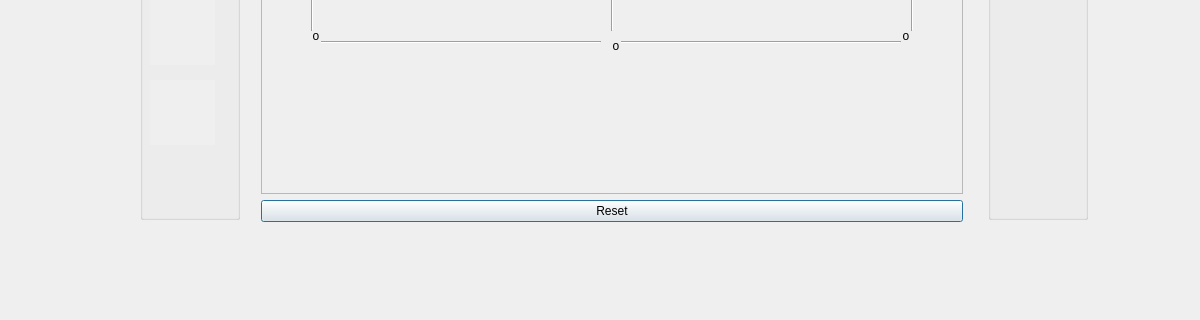
First picture: the form in Spielfeld_OF_4.ui, repository alicekre/Python_Muehle, before the edit; both pictures show x 0 to 1200 and y 580 to 900 of the 1200 by 900 pixel window.
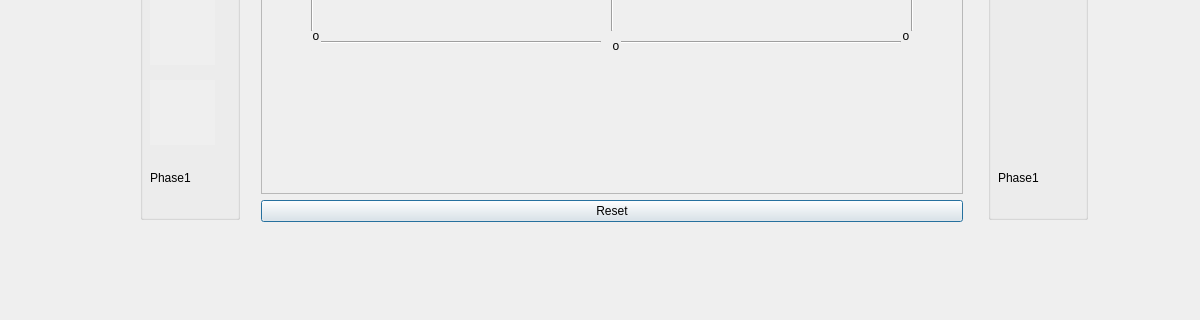
Second picture: the form after the edit. Icons and pictures are not drawn. Custom widgets are drawn as their Qt base class.

Patch:
```diff
--- a/Spielfeld_OF_4.ui
+++ b/Spielfeld_OF_4.ui
@@ -1296,6 +1296,22 @@
         <pixmap>gelb.png</pixmap>
        </property>
       </widget>
+      <widget class="phase" name="Sp2_phase">
+       <property name="geometry">
+        <rect>
+         <x>10</x>
+         <y>730</y>
+         <width>57</width>
+         <height>15</height>
+        </rect>
+       </property>
+       <property name="styleSheet">
+        <string notr="true">color: rgb(0, 0, 0);</string>
+       </property>
+       <property name="text">
+        <string>Phase1</string>
+       </property>
+      </widget>
      </widget>
     </item>
    </layout>
@@ -1651,6 +1667,22 @@
         <bool>false</bool>
        </property>
       </widget>
+      <widget class="phase" name="Sp1_phase">
+       <property name="geometry">
+        <rect>
+         <x>10</x>
+         <y>730</y>
+         <width>57</width>
+         <height>15</height>
+        </rect>
+       </property>
+       <property name="styleSheet">
+        <string notr="true">color: rgb(0, 0, 0);</string>
+       </property>
+       <property name="text">
+        <string>Phase1</string>
+       </property>
+      </widget>
      </widget>
     </item>
     <item>
@@ -1680,6 +1712,11 @@
    <extends>QLabel</extends>
    <header>playing_field_label.h</header>
   </customwidget>
+  <customwidget>
+   <class>phase</class>
+   <extends>QLabel</extends>
+   <header>phase.h</header>
+  </customwidget>
  </customwidgets>
  <resources/>
  <connections>
```
